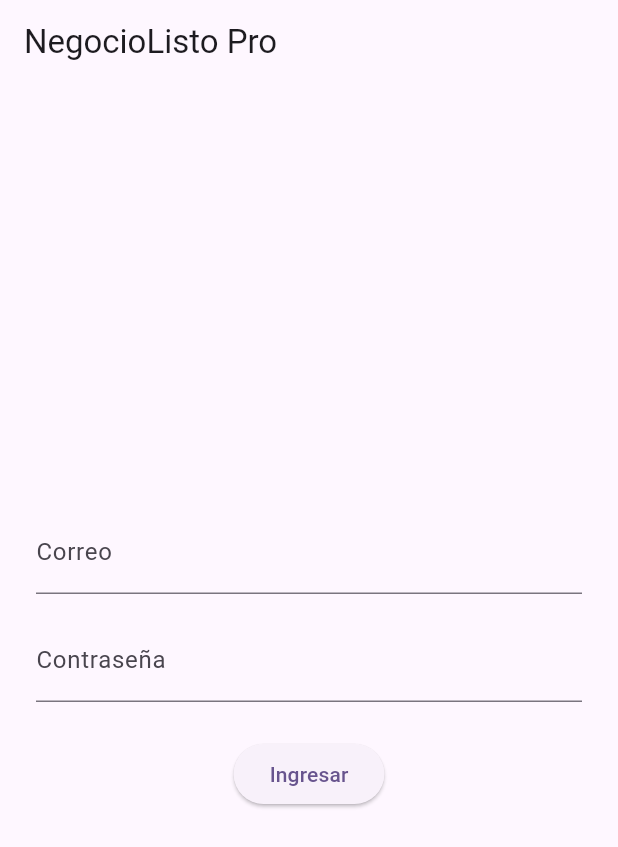
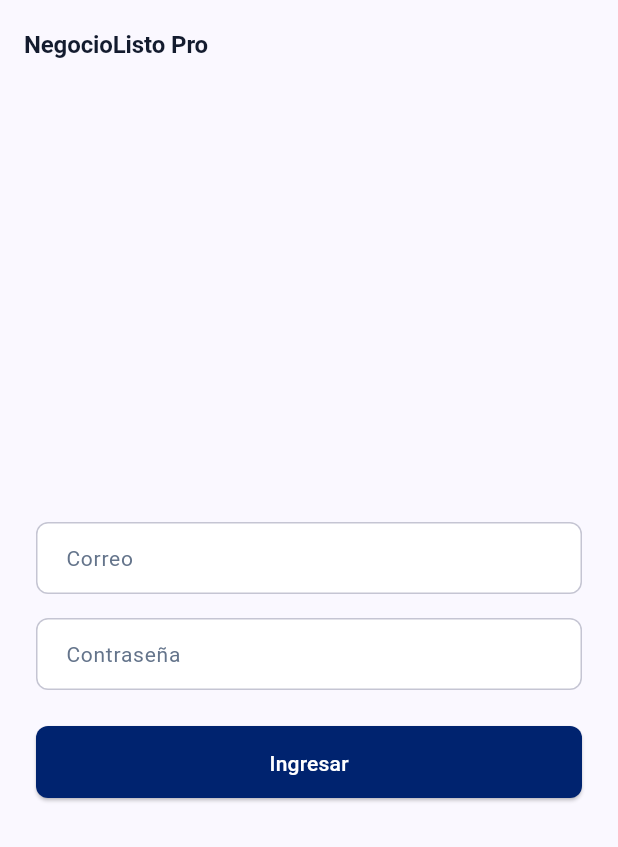
Before and after one commit to GrullonDev/negocio_listo_pro, a Flutter app: the screen it shows after launch, on a phone screen of 412 x 824 dp. Shown: the top 847 px of the screen. Run offline on Flutter 3.47's test engine with Material 3 defaults, Android fonts, the phone set to English and light mode, and no system bars; our stand-ins replace dartz, flutter_bloc, get_it, isar_community; accounts and stored records are empty; generated files the repository leaves out were written again.

Commit message:
feat(theme): add design system tokens from DESIGN.md
Introduces AppTheme with the Material 3 ColorScheme, Inter-based
TextTheme, radius/spacing tokens, and component themes (buttons,
cards, inputs, dialogs, bottom sheets) defined in
assets/design/DESIGN.md, and wires it into MaterialApp replacing the
placeholder seeded theme.

Co-Authored-By: Claude Sonnet 5 <noreply@anthropic.com>

```diff
--- a/lib/app/app.dart
+++ b/lib/app/app.dart
@@ -3,6 +3,7 @@ import 'package:flutter/material.dart';
 import 'package:flutter_bloc/flutter_bloc.dart';
 
 import 'package:negocio_listo_pro/core/di/injection_container.dart';
+import 'package:negocio_listo_pro/core/theme/app_theme.dart';
 import 'package:negocio_listo_pro/features/auth/presentation/bloc/auth_bloc.dart';
 import 'package:negocio_listo_pro/features/auth/presentation/bloc/auth_event.dart';
 import 'package:negocio_listo_pro/features/auth/presentation/bloc/auth_state.dart';
@@ -18,9 +19,7 @@ class MyApp extends StatelessWidget {
       create: (_) => sl<AuthBloc>()..add(const AuthSessionRequested()),
       child: MaterialApp(
         title: 'NegocioListo Pro',
-        theme: ThemeData(
-          colorScheme: ColorScheme.fromSeed(seedColor: Colors.deepPurple),
-        ),
+        theme: AppTheme.light,
         home: BlocBuilder<AuthBloc, AuthState>(
           builder: (context, state) {
             if (state is AuthAuthenticated) {
--- /dev/null
+++ b/lib/core/theme/app_theme.dart
@@ -0,0 +1,331 @@
+import 'package:flutter/material.dart';
+
+/// Design tokens extraídos de `assets/design/DESIGN.md`. Sirven como fuente
+/// única de verdad para colores que no forman parte del [ColorScheme] de
+/// Material (estados de cupón/fidelización, pills de status, etc.).
+abstract final class AppColors {
+  static const Color success = Color(0xFF10B981);
+  static const Color successDark = Color(0xFF059669);
+  static const Color successContainer = Color(0xFFECFDF5);
+  static const Color onSuccessContainer = Color(0xFF065F46);
+
+  static const Color warning = Color(0xFFF59E0B);
+  static const Color warningContainer = Color(0xFFFFFBEB);
+  static const Color onWarningContainer = Color(0xFF92400E);
+
+  static const Color dangerContainer = Color(0xFFFEF2F2);
+  static const Color onDangerContainer = Color(0xFF991B1B);
+
+  static const Color mutedText = Color(0xFF64748B);
+  static const Color hairline = Color(0xFFE2E8F0);
+}
+
+/// Radios estandarizados (`rounded` tokens del DESIGN.md).
+abstract final class AppRadius {
+  static const double sm = 4;
+  static const double dm = 8;
+  static const double md = 12;
+  static const double lg = 16;
+  static const double xl = 24;
+  static const double full = 9999;
+}
+
+/// Espaciado estandarizado (`spacing` tokens del DESIGN.md).
+abstract final class AppSpacing {
+  static const double xs = 4;
+  static const double sm = 8;
+  static const double md = 16;
+  static const double lg = 24;
+  static const double xl = 32;
+}
+
+/// Tema visual de NegocioListo Pro, derivado 1:1 de los tokens de color y
+/// tipografía definidos en `assets/design/DESIGN.md`.
+abstract final class AppTheme {
+  static const ColorScheme _lightScheme = ColorScheme(
+    brightness: Brightness.light,
+    primary: Color(0xFF00236F),
+    onPrimary: Color(0xFFFFFFFF),
+    primaryContainer: Color(0xFF1E3A8A),
+    onPrimaryContainer: Color(0xFF90A8FF),
+    secondary: Color(0xFF006C49),
+    onSecondary: Color(0xFFFFFFFF),
+    secondaryContainer: Color(0xFF6CF8BB),
+    onSecondaryContainer: Color(0xFF00714D),
+    tertiary: Color(0xFF3E2400),
+    onTertiary: Color(0xFFFFFFFF),
+    tertiaryContainer: Color(0xFF5C3800),
+    onTertiaryContainer: Color(0xFFEF9900),
+    error: Color(0xFFBA1A1A),
+    onError: Color(0xFFFFFFFF),
+    errorContainer: Color(0xFFFFDAD6),
+    onErrorContainer: Color(0xFF93000A),
+    surface: Color(0xFFFAF8FF),
+    onSurface: Color(0xFF131B2E),
+    surfaceDim: Color(0xFFD2D9F4),
+    surfaceBright: Color(0xFFFAF8FF),
+    surfaceContainerLowest: Color(0xFFFFFFFF),
+    surfaceContainerLow: Color(0xFFF2F3FF),
+    surfaceContainer: Color(0xFFEAEDFF),
+    surfaceContainerHigh: Color(0xFFE2E7FF),
+    surfaceContainerHighest: Color(0xFFDAE2FD),
+    onSurfaceVariant: Color(0xFF444651),
+    outline: Color(0xFF757682),
+    outlineVariant: Color(0xFFC5C5D3),
+    inverseSurface: Color(0xFF283044),
+    onInverseSurface: Color(0xFFEEF0FF),
+    inversePrimary: Color(0xFFB6C4FF),
+    surfaceTint: Color(0xFF4059AA),
+  );
+
+  static TextTheme _textTheme(ColorScheme scheme) {
+    return TextTheme(
+      displayLarge: TextStyle(
+        fontSize: 30,
+        fontWeight: FontWeight.w700,
+        height: 36 / 30,
+        letterSpacing: -0.02 * 30,
+        color: scheme.onSurface,
+      ),
+      headlineLarge: TextStyle(
+        fontSize: 24,
+        fontWeight: FontWeight.w600,
+        height: 32 / 24,
+        letterSpacing: -0.015 * 24,
+        color: scheme.onSurface,
+      ),
+      headlineMedium: TextStyle(
+        fontSize: 20,
+        fontWeight: FontWeight.w600,
+        height: 28 / 20,
+        letterSpacing: -0.01 * 20,
+        color: scheme.onSurface,
+      ),
+      headlineSmall: TextStyle(
+        fontSize: 16,
+        fontWeight: FontWeight.w600,
+        height: 24 / 16,
+        letterSpacing: -0.005 * 16,
+        color: scheme.onSurface,
+      ),
+      titleLarge: TextStyle(
+        fontSize: 20,
+        fontWeight: FontWeight.w600,
+        height: 28 / 20,
+        color: scheme.onSurface,
+      ),
+      titleMedium: TextStyle(
+        fontSize: 16,
+        fontWeight: FontWeight.w600,
+        height: 24 / 16,
+        color: scheme.onSurface,
+      ),
+      bodyLarge: TextStyle(
+        fontSize: 16,
+        fontWeight: FontWeight.w400,
+        height: 24 / 16,
+        color: scheme.onSurface,
+      ),
+      bodyMedium: TextStyle(
+        fontSize: 14,
+        fontWeight: FontWeight.w400,
+        height: 20 / 14,
+        color: scheme.onSurface,
+      ),
+      bodySmall: TextStyle(
+        fontSize: 12,
+        fontWeight: FontWeight.w400,
+        height: 16 / 12,
+        letterSpacing: 0.005 * 12,
+        color: scheme.onSurfaceVariant,
+      ),
+      labelLarge: TextStyle(
+        fontSize: 14,
+        fontWeight: FontWeight.w500,
+        height: 20 / 14,
+        letterSpacing: 0.01 * 14,
+        color: scheme.onSurface,
+      ),
+      labelMedium: const TextStyle(
+        fontSize: 12,
+        fontWeight: FontWeight.w500,
+        height: 16 / 12,
+        letterSpacing: 0.02 * 12,
+        color: AppColors.mutedText,
+      ),
+      labelSmall: TextStyle(
+        fontSize: 11,
+        fontWeight: FontWeight.w600,
+        height: 14 / 11,
+        letterSpacing: 0.03 * 11,
+        color: scheme.onSurfaceVariant,
+      ),
+    );
+  }
+
+  /// `metric-display` — reservado para balances/totales en dashboards.
+  static const TextStyle metricDisplay = TextStyle(
+    fontSize: 28,
+    fontWeight: FontWeight.w700,
+    height: 32 / 28,
+    letterSpacing: -0.03 * 28,
+  );
+
+  static ThemeData get light {
+    const scheme = _lightScheme;
+    final textTheme = _textTheme(scheme);
+
+    return ThemeData(
+      useMaterial3: true,
+      colorScheme: scheme,
+      scaffoldBackgroundColor: scheme.surface,
+      textTheme: textTheme,
+      appBarTheme: AppBarTheme(
+        backgroundColor: scheme.surface,
+        foregroundColor: scheme.onSurface,
+        surfaceTintColor: Colors.transparent,
+        elevation: 0,
+        centerTitle: false,
+        titleTextStyle: textTheme.headlineSmall,
+      ),
+      cardTheme: CardThemeData(
+        color: scheme.surfaceContainerLowest,
+        surfaceTintColor: Colors.transparent,
+        elevation: 0,
+        margin: EdgeInsets.zero,
+        shape: RoundedRectangleBorder(
+          borderRadius: BorderRadius.circular(AppRadius.lg),
+          side: BorderSide(color: scheme.outlineVariant.withValues(alpha: 0.5)),
+        ),
+      ),
+      chipTheme: ChipThemeData(
+        backgroundColor: scheme.surfaceContainer,
+        labelStyle: textTheme.labelSmall,
+        padding: const EdgeInsets.symmetric(horizontal: AppSpacing.sm),
+        shape: RoundedRectangleBorder(
+          borderRadius: BorderRadius.circular(AppRadius.full),
+        ),
+        side: BorderSide.none,
+      ),
+      elevatedButtonTheme: ElevatedButtonThemeData(
+        style: ElevatedButton.styleFrom(
+          backgroundColor: scheme.primary,
+          foregroundColor: scheme.onPrimary,
+          minimumSize: const Size.fromHeight(48),
+          shape: RoundedRectangleBorder(
+            borderRadius: BorderRadius.circular(AppRadius.dm),
+          ),
+          textStyle: textTheme.labelLarge,
+        ),
+      ),
+      filledButtonTheme: FilledButtonThemeData(
+        style: FilledButton.styleFrom(
+          backgroundColor: scheme.primary,
+          foregroundColor: scheme.onPrimary,
+          minimumSize: const Size.fromHeight(48),
+          shape: RoundedRectangleBorder(
+            borderRadius: BorderRadius.circular(AppRadius.dm),
+          ),
+          textStyle: textTheme.labelLarge,
+        ),
+      ),
+      outlinedButtonTheme: OutlinedButtonThemeData(
+        style: OutlinedButton.styleFrom(
+          foregroundColor: scheme.onSurface,
+          minimumSize: const Size.fromHeight(48),
+          side: BorderSide(color: scheme.outlineVariant),
+          shape: RoundedRectangleBorder(
+            borderRadius: BorderRadius.circular(AppRadius.dm),
+          ),
+          textStyle: textTheme.labelLarge,
+        ),
+      ),
+      textButtonTheme: TextButtonThemeData(
+        style: TextButton.styleFrom(
+          foregroundColor: scheme.primary,
+          textStyle: textTheme.labelLarge,
+        ),
+      ),
+      floatingActionButtonTheme: FloatingActionButtonThemeData(
+        backgroundColor: scheme.primary,
+        foregroundColor: scheme.onPrimary,
+        shape: RoundedRectangleBorder(
+          borderRadius: BorderRadius.circular(AppRadius.lg),
+        ),
+      ),
+      inputDecorationTheme: InputDecorationTheme(
+        filled: true,
+        fillColor: scheme.surfaceContainerLowest,
+        contentPadding: const EdgeInsets.symmetric(
+          horizontal: AppSpacing.md,
+          vertical: AppSpacing.sm + 4,
+        ),
+        labelStyle: textTheme.bodyMedium?.copyWith(color: AppColors.mutedText),
+        border: OutlineInputBorder(
+          borderRadius: BorderRadius.circular(AppRadius.dm),
+          borderSide: BorderSide(color: scheme.outlineVariant),
+        ),
+        enabledBorder: OutlineInputBorder(
+          borderRadius: BorderRadius.circular(AppRadius.dm),
+          borderSide: BorderSide(color: scheme.outlineVariant),
+        ),
+        focusedBorder: OutlineInputBorder(
+          borderRadius: BorderRadius.circular(AppRadius.dm),
+          borderSide: BorderSide(color: scheme.primary, width: 2),
+        ),
+        errorBorder: OutlineInputBorder(
+          borderRadius: BorderRadius.circular(AppRadius.dm),
+          borderSide: BorderSide(color: scheme.error),
+        ),
+      ),
+      listTileTheme: ListTileThemeData(
+        shape: RoundedRectangleBorder(
+          borderRadius: BorderRadius.circular(AppRadius.dm),
+        ),
+        iconColor: scheme.primary,
+      ),
+      segmentedButtonTheme: SegmentedButtonThemeData(
+        style: SegmentedButton.styleFrom(
+          selectedForegroundColor: scheme.onPrimary,
+          selectedBackgroundColor: scheme.primary,
+          shape: RoundedRectangleBorder(
+            borderRadius: BorderRadius.circular(AppRadius.dm),
+          ),
+        ),
+      ),
+      dialogTheme: DialogThemeData(
+        backgroundColor: scheme.surfaceContainerLowest,
+        surfaceTintColor: Colors.transparent,
+        shape: const RoundedRectangleBorder(
+          borderRadius: BorderRadius.all(Radius.circular(AppRadius.xl)),
+        ),
+        titleTextStyle: textTheme.headlineMedium,
+      ),
+      bottomSheetTheme: BottomSheetThemeData(
+        backgroundColor: scheme.surfaceContainerLowest,
+        surfaceTintColor: Colors.transparent,
+        shape: const RoundedRectangleBorder(
+          borderRadius: BorderRadius.vertical(
+            top: Radius.circular(AppRadius.lg),
+          ),
+        ),
+        modalElevation: 8,
+      ),
+      snackBarTheme: SnackBarThemeData(
+        backgroundColor: scheme.inverseSurface,
+        contentTextStyle: textTheme.bodyMedium?.copyWith(
+          color: scheme.onInverseSurface,
+        ),
+        behavior: SnackBarBehavior.floating,
+        shape: RoundedRectangleBorder(
+          borderRadius: BorderRadius.circular(AppRadius.dm),
+        ),
+      ),
+      dividerTheme: DividerThemeData(
+        color: scheme.outlineVariant.withValues(alpha: 0.5),
+        thickness: 1,
+        space: 1,
+      ),
+    );
+  }
+}
```
